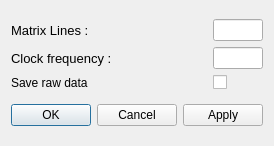
This is gui/odmr/ui_odmr_settings.ui in Ulm-IQO/qudi as Qt 5 draws it before an edit. The edited form follows.
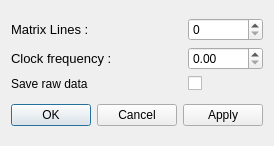
This is the edited form.

Commit message: Start with the settings of ODMR to though away all the unneeded (str) InputWidget and replace them with proper SpinBoxes and DoubleSpinBoxes. Adjust also the name after convention.

What changed in the file:
```diff
--- a/gui/odmr/ui_odmr_settings.ui
+++ b/gui/odmr/ui_odmr_settings.ui
@@ -41,19 +41,6 @@
        </property>
       </widget>
      </item>
-     <item row="0" column="1">
-      <widget class="QLineEdit" name="matrix_lines_InputWidget">
-       <property name="maximumSize">
-        <size>
-         <width>50</width>
-         <height>16777215</height>
-        </size>
-       </property>
-       <property name="toolTip">
-        <string>This is the number of lines plotted in the Matrix Plot (lower plot).</string>
-       </property>
-      </widget>
-     </item>
      <item row="1" column="0">
       <widget class="QLabel" name="label_2">
        <property name="font">
@@ -69,19 +56,6 @@
        </property>
       </widget>
      </item>
-     <item row="1" column="1">
-      <widget class="QLineEdit" name="clock_frequency_InputWidget">
-       <property name="maximumSize">
-        <size>
-         <width>50</width>
-         <height>16777215</height>
-        </size>
-       </property>
-       <property name="toolTip">
-        <string>That is the inverse time how long the scanner stays at the desired frequency and counts.</string>
-       </property>
-      </widget>
-     </item>
      <item row="2" column="1">
       <widget class="QCheckBox" name="save_raw_data_box">
        <property name="text">
@@ -96,6 +70,44 @@
        </property>
       </widget>
      </item>
+     <item row="1" column="1">
+      <widget class="QDoubleSpinBox" name="clock_frequency_DoubleSpinBox">
+       <property name="sizePolicy">
+        <sizepolicy hsizetype="Expanding" vsizetype="Fixed">
+         <horstretch>0</horstretch>
+         <verstretch>0</verstretch>
+        </sizepolicy>
+       </property>
+       <property name="maximumSize">
+        <size>
+         <width>75</width>
+         <height>16777215</height>
+        </size>
+       </property>
+       <property name="maximum">
+        <double>10000.000000000000000</double>
+       </property>
+      </widget>
+     </item>
+     <item row="0" column="1">
+      <widget class="QSpinBox" name="matrix_lines_SpinBox">
+       <property name="sizePolicy">
+        <sizepolicy hsizetype="Expanding" vsizetype="Fixed">
+         <horstretch>0</horstretch>
+         <verstretch>0</verstretch>
+        </sizepolicy>
+       </property>
+       <property name="maximumSize">
+        <size>
+         <width>75</width>
+         <height>16777215</height>
+        </size>
+       </property>
+       <property name="maximum">
+        <number>100000</number>
+       </property>
+      </widget>
+     </item>
     </layout>
    </item>
   </layout>
```
Left out of the diff: 2 changed lines with no effect on the pictures.
